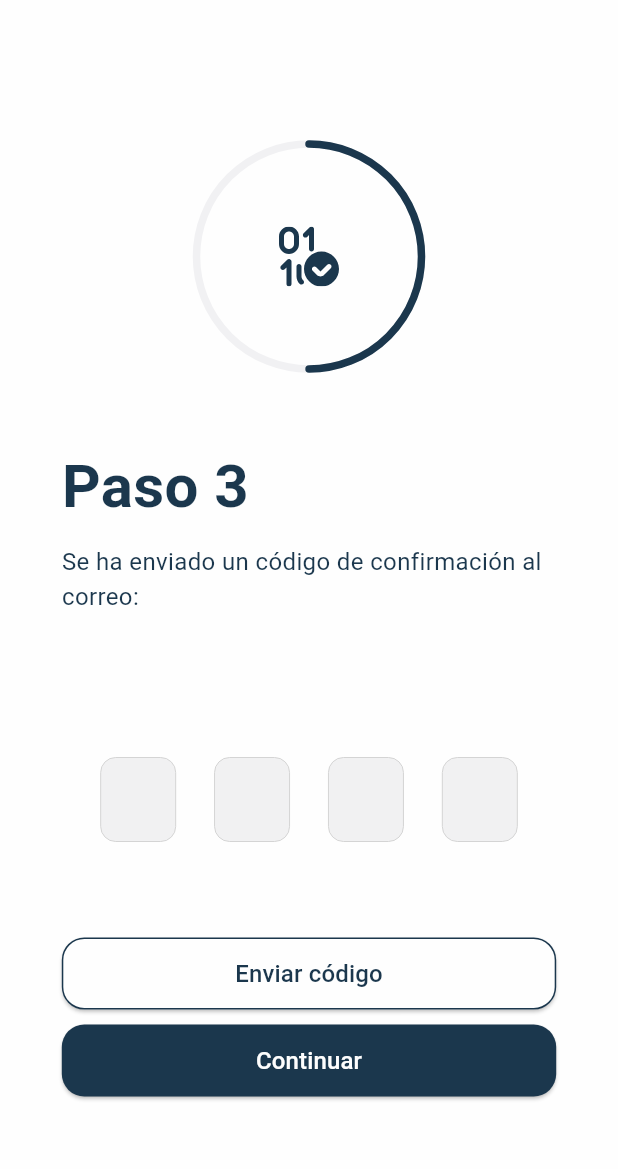
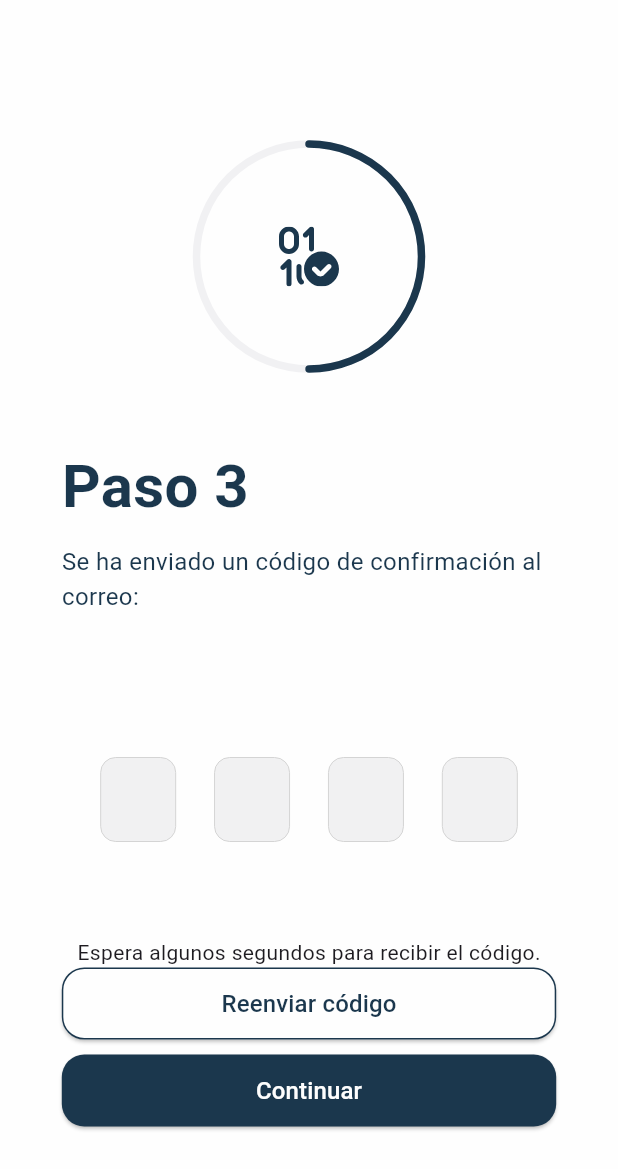
Before and after one commit to Neurosense-mx/TortillApp_flutter, a Flutter app: the RegisterCode screen opened directly with empty values, on a phone screen of 412 x 824 dp. Shown: the top 1169 px of the screen. Run offline on Flutter 3.47's test engine with Material 3 defaults, Android fonts, the light colour scheme and no system bars; our stand-ins replace flutter_svg, shared_preferences; missing offline and left inert: dart:ffi; accounts and stored records are empty; network calls fail.

Commit message:
Actualizar URL del backend y agregar mensaje de espera en la pantalla de registro

```diff
--- a/lib/config/backend.dart
+++ b/lib/config/backend.dart
@@ -1,3 +1,4 @@
 class ApiConfig {
-  static const String backendUrl = 'http://192.168.1.90:8000';
+  //static const String backendUrl = 'http://192.168.1.90:8000';
+  static const String backendUrl = 'http://192.168.0.101:8000';
 }
--- a/lib/screens/Register/RegisterCode.dart
+++ b/lib/screens/Register/RegisterCode.dart
@@ -301,6 +301,7 @@ Navigator.push(
                     }),
                   ),
                   SizedBox(height: 50),
+                  Text('Espera algunos segundos para recibir el código.'),
                   ElevatedButton(
   onPressed: _isButtonDisabled ? null : _sendCode,
   style: ElevatedButton.styleFrom(
@@ -315,8 +316,9 @@ Navigator.push(
       ),
     ),
   ),
+
   child: Text(
-    _isButtonDisabled ? 'Reenviar en $_remainingTime s' : 'Enviar código',
+    _isButtonDisabled ? 'Reenviar en $_remainingTime s' : 'Reenviar código',
     style: TextStyle(fontSize: 16),
   ),
 ),
```
